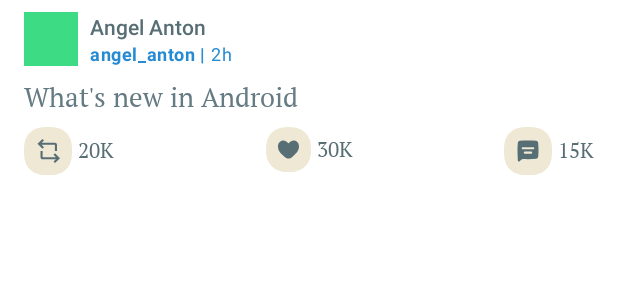
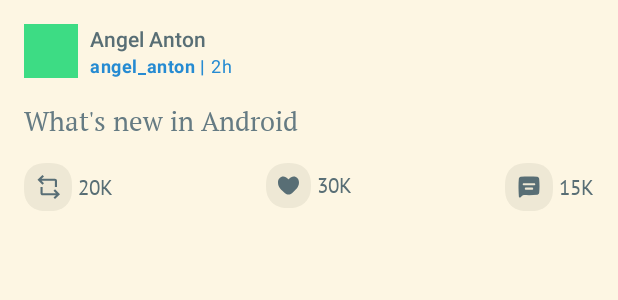
Before and after one commit to monday8am/tweetmeck, an Android app: the layout item_tweet.xml on its own in the app's theme, with its tools: preview values and no code run, on a phone screen of 412 x 824 dp. Shown: the top 300 px of the screen. Run offline under Robolectric (Android 15) with nearby library versions, the phone set to English and light mode, and no system bars.

Commit message:
Background color and image border.

```diff
--- a/app/src/main/java/com/monday8am/tweetmeck/home/timeline/TimelineFragment.kt
+++ b/app/src/main/java/com/monday8am/tweetmeck/home/timeline/TimelineFragment.kt
@@ -9,6 +9,7 @@ import androidx.lifecycle.Observer
 import androidx.lifecycle.ViewModelStoreOwner
 import androidx.paging.PagedList
 import androidx.recyclerview.widget.DefaultItemAnimator
+import androidx.recyclerview.widget.DividerItemDecoration
 import androidx.recyclerview.widget.LinearLayoutManager
 import androidx.recyclerview.widget.RecyclerView
 import com.monday8am.tweetmeck.data.models.Tweet
@@ -63,6 +64,11 @@ class TimelineFragment : Fragment() {
 
         adapter = TimelineAdapter(viewModel, viewLifecycleOwner)
 
+        binding.recyclerview.addItemDecoration(DividerItemDecoration(
+            binding.recyclerview.context,
+            DividerItemDecoration.VERTICAL
+        ))
+
         binding.recyclerview.apply {
             adapter = this@TimelineFragment.adapter
             (layoutManager as LinearLayoutManager).recycleChildrenOnDetach = true
--- a/app/src/main/java/com/monday8am/tweetmeck/util/TweetDateUtils.kt
+++ b/app/src/main/java/com/monday8am/tweetmeck/util/TweetDateUtils.kt
@@ -7,7 +7,6 @@ import java.text.DateFormat
 import java.text.ParseException
 import java.text.SimpleDateFormat
 import java.util.*
-
 
 object TweetDateUtils {
 
@@ -20,7 +19,6 @@ object TweetDateUtils {
         } catch (e: ParseException) {
             INVALID_DATE
         }
-
     }
 
     fun isValidTimestamp(timestamp: String): Boolean {
--- a/app/src/main/java/com/monday8am/tweetmeck/util/ViewBindingAdapters.kt
+++ b/app/src/main/java/com/monday8am/tweetmeck/util/ViewBindingAdapters.kt
@@ -35,7 +35,6 @@ import com.monday8am.tweetmeck.R
 import com.monday8am.tweetmeck.widget.CustomSwipeRefreshLayout
 import timber.log.Timber
 
-
 @BindingAdapter("invisibleUnless")
 fun invisibleUnless(view: View, visible: Boolean) {
     view.visibility = if (visible) VISIBLE else INVISIBLE
@@ -60,6 +59,26 @@ fun pageMargin(viewPager: ViewPager2, pageMargin: Float) {
 @BindingAdapter("dateCreated")
 fun dateCreated(textView: TextView, createdAt: Long) {
     textView.text = TweetDateUtils.getRelativeTimeString(textView.resources, System.currentTimeMillis(), createdAt)
+}
+
+@BindingAdapter("quantity")
+fun quantity(textView: TextView, total: Int) {
+    when (total.toString().count()) {
+        in 1..4 -> {
+            if (total > 0) {
+                val format = textView.resources.getString(R.string.tw__normal_format)
+                textView.text = String.format(format, total)
+            }
+        }
+        in 4..6 -> {
+            val format = textView.resources.getString(R.string.tw__thousand_format)
+            textView.text = String.format(format, total.toFloat() / 1000)
+        }
+        else -> {
+            val format = textView.resources.getString(R.string.tw__million_format)
+            textView.text = String.format(format, total.toFloat() / 1000000)
+        }
+    }
 }
 
 @BindingAdapter("clipToCircle")
--- a/app/src/main/res/drawable/ic_account_circle.xml
+++ b/app/src/main/res/drawable/ic_account_circle.xml
@@ -17,10 +17,10 @@
 
 <vector
     xmlns:android="http://schemas.android.com/apk/res/android"
-    android:width="32dp"
-    android:height="32dp"
-    android:viewportWidth="32"
-    android:viewportHeight="32"
+    android:width="36dp"
+    android:height="36dp"
+    android:viewportWidth="36"
+    android:viewportHeight="36"
     android:tint="?colorPrimary">
     <path
         android:fillColor="#fff"
--- /dev/null
+++ b/app/src/main/res/drawable/ic_profile_bg.xml
@@ -0,0 +1,5 @@
+<?xml version="1.0" encoding="utf-8"?>
+<shape xmlns:android="http://schemas.android.com/apk/res/android"
+    android:shape="oval" >
+    <solid android:color="@color/base1" />
+</shape>
--- a/app/src/main/res/layout/item_tweet.xml
+++ b/app/src/main/res/layout/item_tweet.xml
@@ -22,9 +22,7 @@ xmlns:tools="http://schemas.android.com/tools">
     android:layout_height="wrap_content"
     android:background="?selectableItemBackground"
     android:onClick="@{() -> eventListener.openTweetDetails(tweet.id)}"
-    android:paddingStart="@dimen/margin_normal"
-    android:paddingEnd="@dimen/margin_normal"
-    android:paddingVertical="@dimen/spacing_normal"
+    android:padding="@dimen/margin_normal"
     tools:targetApi="o">
 
     <RelativeLayout
@@ -37,12 +35,20 @@ xmlns:tools="http://schemas.android.com/tools">
         app:layout_constraintTop_toTopOf="parent">
 
         <ImageView
+            android:layout_width="@dimen/tweet_image_size"
+            android:layout_height="@dimen/tweet_image_size"
+            android:layout_gravity="center_vertical|start"
+            android:contentDescription="@string/a11y_sign_in"
+            android:background="@drawable/ic_profile_bg" />
+
+        <ImageView
             android:id="@+id/profile_button"
             android:layout_width="@dimen/tweet_image_size"
             android:layout_height="@dimen/tweet_image_size"
             android:layout_gravity="center_vertical|start"
             android:contentDescription="@string/a11y_sign_in"
             android:foreground="?selectableItemBackground"
+            android:padding="@dimen/tweet_image_border"
             app:clipToCircle="@{true}"
             app:imageUrl="@{tweet.timelineUser.profileImageUrl}"
             app:placeholder="@{@drawable/ic_account_circle}"
@@ -86,7 +92,8 @@ xmlns:tools="http://schemas.android.com/tools">
         android:id="@+id/content"
         android:layout_width="0dp"
         android:layout_height="wrap_content"
-        android:paddingTop="@dimen/spacing_normal"
+        android:paddingTop="@dimen/margin_normal"
+        android:paddingBottom="@dimen/margin_normal"
         android:text="@{tweet.fullContent}"
         android:textAppearance="@style/TextAppearance.Tweetmeck.Body1"
         app:layout_constraintEnd_toEndOf="parent"
@@ -99,12 +106,12 @@ xmlns:tools="http://schemas.android.com/tools">
         android:layout_width="wrap_content"
         android:layout_height="wrap_content"
         android:gravity="center_vertical"
-        android:paddingTop="@dimen/spacing_normal"
         android:drawablePadding="@dimen/spacing_micro"
         android:drawableStart="@drawable/ic_retweet"
         android:textAppearance="@style/TextAppearance.Tweetmeck.Body2"
         app:layout_constraintStart_toStartOf="parent"
         app:layout_constraintTop_toBottomOf="@+id/content"
+        app:quantity="@{tweet.retweetCount}"
         tools:text="20K" />
 
     <TextView
@@ -112,13 +119,13 @@ xmlns:tools="http://schemas.android.com/tools">
         android:layout_width="wrap_content"
         android:layout_height="wrap_content"
         android:gravity="center_vertical"
-        android:paddingTop="@dimen/spacing_normal"
         android:drawableStart="@drawable/ic_like"
         android:drawablePadding="@dimen/spacing_micro"
         android:textAppearance="@style/TextAppearance.Tweetmeck.Body2"
         app:layout_constraintStart_toStartOf="parent"
         app:layout_constraintEnd_toEndOf="parent"
         app:layout_constraintTop_toBottomOf="@+id/content"
+        app:quantity="@{tweet.favoriteCount}"
         tools:text="30K" />
 
     <TextView
@@ -126,7 +133,6 @@ xmlns:tools="http://schemas.android.com/tools">
         android:layout_width="wrap_content"
         android:layout_height="wrap_content"
         android:gravity="center_vertical"
-        android:paddingTop="@dimen/spacing_normal"
         android:drawableStart="@drawable/ic_replies"
         android:drawablePadding="@dimen/spacing_micro"
         android:textAppearance="@style/TextAppearance.Tweetmeck.Body2"
--- a/app/src/main/res/values/dimens.xml
+++ b/app/src/main/res/values/dimens.xml
@@ -57,6 +57,7 @@
 
     <!-- timeline -->
     <dimen name="tweet_image_size">36dp</dimen>
+    <dimen name="tweet_image_border">2dp</dimen>
 
     <!-- per android.view.ViewGroup.LayoutParams -->
     <item name="match_parent" format="integer" type="dimen">-1</item>
--- a/app/src/main/res/values/strings.xml
+++ b/app/src/main/res/values/strings.xml
@@ -49,6 +49,9 @@
         <item quantity="other">%dh</item>
     </plurals>
 
-
+    <!--Digit Format-->
+    <string name="tw__normal_format">%,d</string>
+    <string name="tw__thousand_format">%.1fk</string>
+    <string name="tw__million_format">%.1fm</string>
 
 </resources>
--- a/app/src/main/res/values/styles.xml
+++ b/app/src/main/res/values/styles.xml
@@ -210,7 +210,7 @@
 
     <style name="TextAppearance.Tweetmeck.Body2" parent="@style/TextAppearance.AppCompat.Body2">
         <item name="android:textColor">@color/base01</item>
-        <item name="android:fontFamily">@font/pt_serif</item>
+        <item name="android:fontFamily">@font/pt_sans</item>
     </style>
 
     <style name="Widget.Tweetmeck.SessionDetailTitle">
--- a/app/src/main/res/values/themes.xml
+++ b/app/src/main/res/values/themes.xml
@@ -9,6 +9,7 @@
         <item name="colorSecondary">?colorPrimary</item>
         <item name="colorOnSecondary">@color/base3</item>
         <item name="colorControlLight">@color/color_control_light</item>
+        <item name="android:windowBackground">@color/base3</item>
 
         <item name="android:windowLightStatusBar" tools:targetApi="m">@bool/use_light_status</item>
         <item name="android:windowLightNavigationBar" tools:targetApi="o_mr1">@bool/use_light_navigation</item>
```
